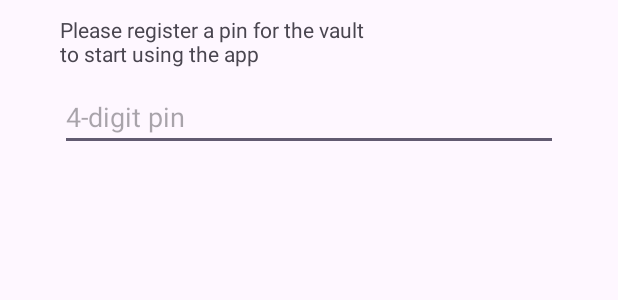
After one commit to myaltithink/WAM2-Finals-Output, an Android app: the layout setup_pin.xml on its own in the app's theme, with its tools: preview values and no code run, on a phone screen of 412 x 824 dp. The commit adds this screen. Shown: the top 300 px of the screen. Run offline under Robolectric (Android 15) with nearby library versions, the phone set to English and light mode, and no system bars.

Commit message:
Vault Pin System Finished
added first time setup
added auto detection of completed pin (4-digit)
added pin checking

```diff
--- a/FileVault/app/build.gradle.kts
+++ b/FileVault/app/build.gradle.kts
@@ -8,7 +8,7 @@ android {
 
     defaultConfig {
         applicationId = "wam2.finals.filevault"
-        minSdk = 24
+        minSdk = 26
         targetSdk = 33
         versionCode = 1
         versionName = "1.0"
--- /dev/null
+++ b/FileVault/app/src/main/res/layout/setup_pin.xml
@@ -0,0 +1,24 @@
+<?xml version="1.0" encoding="utf-8"?>
+<LinearLayout xmlns:android="http://schemas.android.com/apk/res/android"
+    android:layout_width="match_parent"
+    android:layout_height="match_parent"
+    android:orientation="vertical">
+
+    <TextView
+        android:layout_width="wrap_content"
+        android:layout_height="wrap_content"
+        android:text="Please register a pin for the vault\nto start using the app"
+        android:layout_marginTop="10dp"
+        android:layout_marginStart="40dp"/>
+
+    <EditText
+        android:layout_width="match_parent"
+        android:layout_height="wrap_content"
+        android:hint="4-digit pin"
+        android:id="@+id/pin_setup"
+        android:maxLength="4"
+        android:inputType="number"
+        android:layout_marginTop="10dp"
+        android:layout_marginHorizontal="40dp"/>
+
+</LinearLayout>
```
Also changed, not shown: FileVault/app/src/main/java/wam2/finals/filevault/DatabaseHandler.java (added, +73 -0 lines), FileVault/app/src/main/java/wam2/finals/filevault/MainActivity.java (+48 -1 lines).
